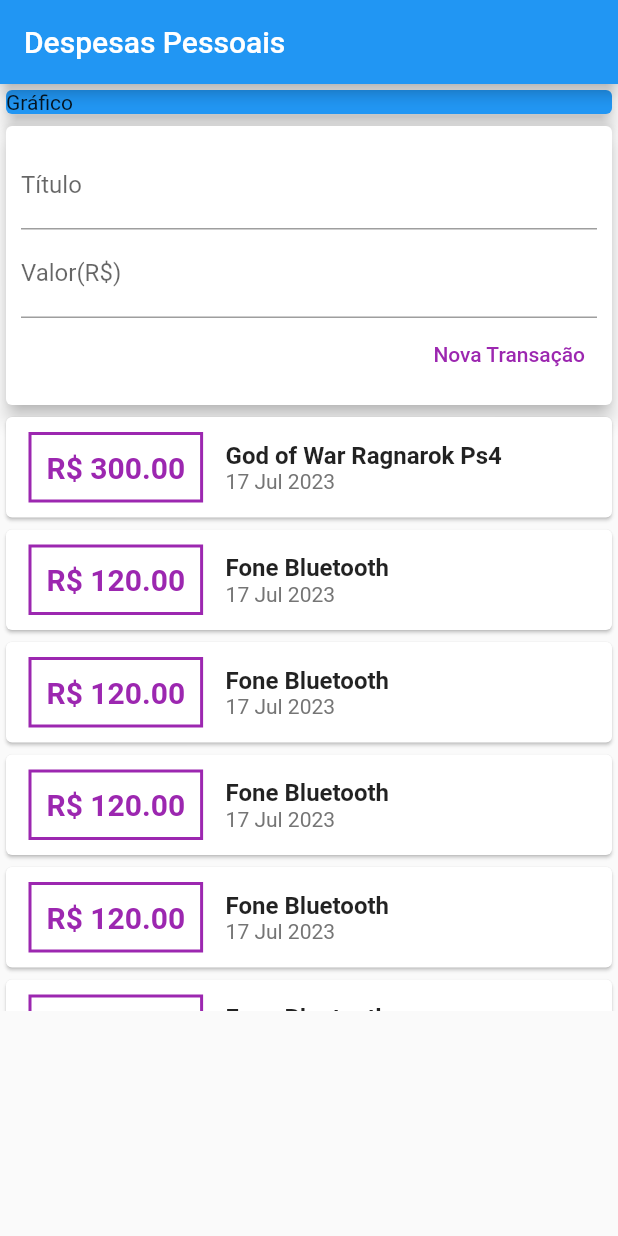
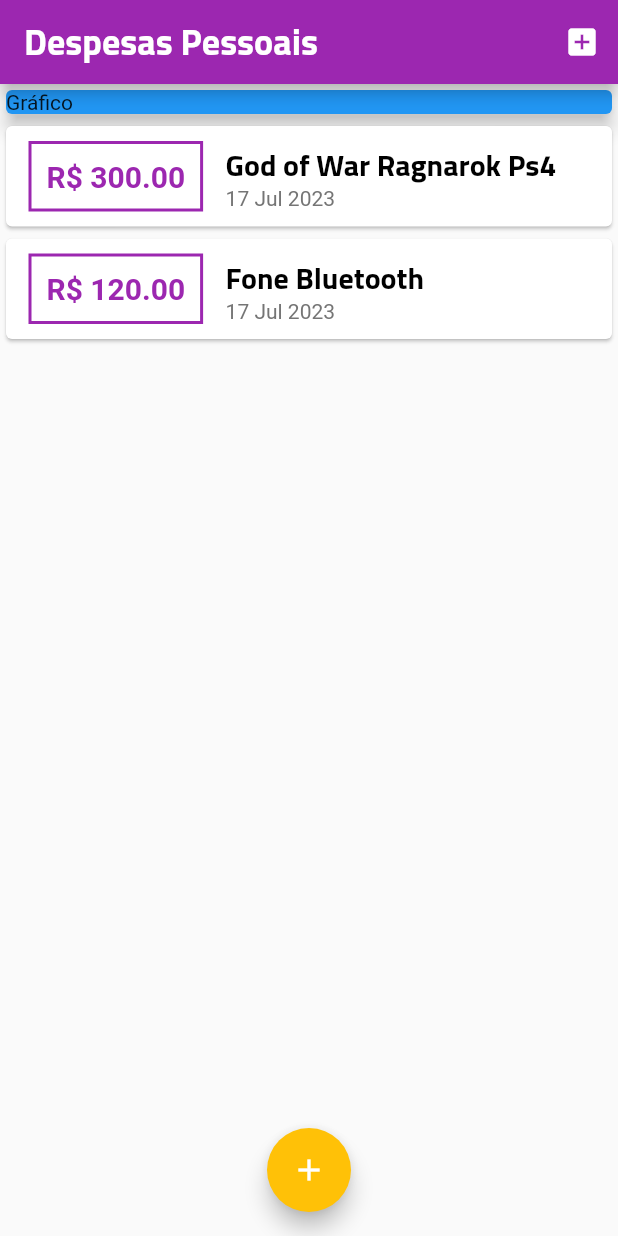
Before and after one commit to nahtanPNG/curso-flutter-udemy, a Flutter app: the screen it shows after launch, on a phone screen of 412 x 824 dp. Run offline on Flutter 3.47's test engine with Material 2 defaults, Android fonts, the phone set to English and light mode, and no system bars.

Commit message:
Estilização

```diff
--- a/Flutter/Construindo App Real - Despesas Pessoais/expenses/lib/components/transaction_form.dart
+++ b/Flutter/Construindo App Real - Despesas Pessoais/expenses/lib/components/transaction_form.dart
@@ -1,13 +1,29 @@
 import 'package:flutter/material.dart';
 
-class TransactionForm extends StatelessWidget {
-
-  final titleController = TextEditingController();
-  final valueController = TextEditingController();
-
+class TransactionForm extends StatefulWidget {
   final void Function(String, double) onSubmit; //Estabelencendo a conexão entre o pai (user) com o filho (form)
 
   TransactionForm(this.onSubmit);
+
+  @override
+  State<TransactionForm> createState() => _TransactionFormState();
+}
+
+class _TransactionFormState extends State<TransactionForm> {
+  final titleController = TextEditingController();
+
+  final valueController = TextEditingController();
+
+  _submitForm() {
+    final title = titleController.text;
+    final value = double.tryParse(valueController.text) ?? 0.0; // ?? -> caso não funcione, define um valor padrão
+
+  if(title.isEmpty || value <= 0){
+    return;
+  }
+
+    widget.onSubmit(title, value);
+  }
 
   @override
   Widget build(BuildContext context) {
@@ -19,12 +35,15 @@ class TransactionForm extends StatelessWidget {
           children: [
             TextField(
               controller: titleController,
+              onSubmitted: (_) => _submitForm(),
               decoration: InputDecoration(
                 labelText: 'Título',
               ),
             ),
             TextField(
               controller: valueController,
+              keyboardType: TextInputType.numberWithOptions(decimal: true), //Alterando para o Teclado numérico
+              onSubmitted: (_) => _submitForm(),
               decoration: InputDecoration(
                 labelText: 'Valor(R\$)',
               ),
@@ -37,11 +56,7 @@ class TransactionForm extends StatelessWidget {
                   style: TextButton.styleFrom(
                     foregroundColor: Colors.purple,
                   ),
-                        onPressed: () {
-                          final title = titleController.text;
-                          final value = double.tryParse(valueController.text) ?? 0.0 ; // ?? -> caso não funcione, define um valor padrão
-                          onSubmit(title, value);
-                        },
+                  onPressed: _submitForm,
                 ),
               ],
             )
--- a/Flutter/Construindo App Real - Despesas Pessoais/expenses/lib/components/transaction_list.dart
+++ b/Flutter/Construindo App Real - Despesas Pessoais/expenses/lib/components/transaction_list.dart
@@ -45,17 +45,15 @@ class TransactionList extends StatelessWidget {
                   children: [
                     Text(
                       tr.title,
-                      style: TextStyle(
-                        fontSize: 16,
-                        fontWeight: FontWeight.bold,
-                      ),
+                      style: Theme.of(context).textTheme.titleLarge,
                     ),
                     Text(
                         DateFormat('d MMM y')
                             .format(tr.date), //Formatando a data com INTL
                         style: TextStyle(
                           color: Colors.grey[600],
-                        ))
+                        )
+                      )
                   ],
                 )
               ],
--- a/Flutter/Construindo App Real - Despesas Pessoais/expenses/lib/components/transaction_user.dart
+++ /dev/null
@@ -1,97 +0,0 @@
-import 'dart:math';
-
-import 'package:flutter/material.dart';
-import 'transaction_form.dart';
-import 'transaction_list.dart';
-import '../models/transaction.dart';
-
-class TransactionUser extends StatefulWidget {
-  const TransactionUser({super.key});
-
-  @override
-  State<TransactionUser> createState() => _TransactionUserState();
-}
-
-class _TransactionUserState extends State<TransactionUser> {
-
-  final _transactions = [
-    Transaction(
-      id: 't1',
-      title: 'God of War Ragnarok Ps4',
-      value: 300,
-      date: DateTime.now(), //Data de agora
-    ),
-    Transaction(
-      id: 't2',
-      title: 'Fone Bluetooth',
-      value: 120,
-      date: DateTime.now(), //Data de agora
-    ),
-    Transaction(
-      id: 't3',
-      title: 'Fone Bluetooth',
-      value: 120,
-      date: DateTime.now(), //Data de agora
-    ),
-    Transaction(
-      id: 't4',
-      title: 'Fone Bluetooth',
-      value: 120,
-      date: DateTime.now(), //Data de agora
-    ),
-    Transaction(
-      id: 't6',
-      title: 'Fone Bluetooth',
-      value: 120,
-      date: DateTime.now(), //Data de agora
-    ),
-    Transaction(
-      id: 't7',
-      title: 'Fone Bluetooth',
-      value: 120,
-      date: DateTime.now(), //Data de agora
-    ),
-    Transaction(
-      id: 't8',
-      title: 'Fone Bluetooth',
-      value: 120,
-      date: DateTime.now(), //Data de agora
-    ),
-    Transaction(
-      id: 't9',
-      title: 'Fone Bluetooth',
-      value: 120,
-      date: DateTime.now(), //Data de agora
-    ),
-    Transaction(
-      id: 't10',
-      title: 'Fone Bluetooth',
-      value: 120,
-      date: DateTime.now(), //Data de agora
-    ),
-  ];
-
-  _addTransaction(String title, double value) {
-    final newTransaction = Transaction(
-      id: Random().nextDouble().toString(),
-      title: title,
-      value: value,
-      date: DateTime.now(),
-    );
-
-    setState(() {
-      _transactions.add(newTransaction);
-    });
-  }
-
-
-  @override
-  Widget build(BuildContext context) {
-    return Column(
-      children: [
-        TransactionForm(_addTransaction),
-        TransactionList(_transactions),
-      ],
-    );
-  }
-}
--- a/Flutter/Construindo App Real - Despesas Pessoais/expenses/lib/main.dart
+++ b/Flutter/Construindo App Real - Despesas Pessoais/expenses/lib/main.dart
@@ -1,26 +1,103 @@
+import 'package:expenses/components/transaction_form.dart';
 import 'package:flutter/material.dart';
-import 'package:expenses/components/transaction_user.dart';
+import 'dart:math';
+import '/components/transaction_list.dart';
+import '/models/transaction.dart';
 
 main() => runApp(ExpensesApp());
 
 class ExpensesApp extends StatelessWidget {
   @override
   Widget build(BuildContext context) {
+    final ThemeData tema = ThemeData();
+
     return MaterialApp(
-      home: MyHomePage()
+      home: MyHomePage(),
+      theme: tema.copyWith(
+        colorScheme: tema.colorScheme.copyWith(
+          primary: Colors.purple,
+          secondary: Colors.amber,
+        ),
+        textTheme: tema.textTheme.copyWith(
+          titleLarge: tema.textTheme.titleLarge!.copyWith(
+            fontFamily: 'TitilliumWeb',
+            fontSize: 20,
+            fontWeight: FontWeight.bold,
+            color: Colors.black,
+          ),
+        ),
+        appBarTheme: const AppBarTheme(
+          titleTextStyle: TextStyle(
+            fontFamily: 'TitilliumWeb',
+            fontSize: 24,
+            fontWeight: FontWeight.bold,
+          ),
+        ),
+      )
     );
   }
 }
 
-class MyHomePage extends StatelessWidget {
+class MyHomePage extends StatefulWidget {
+  @override
+  State<MyHomePage> createState() => _MyHomePageState();
+}
+
+class _MyHomePageState extends State<MyHomePage> {
+
+  final _transactions = [
+    Transaction(
+      id: 't1',
+      title: 'God of War Ragnarok Ps4',
+      value: 300,
+      date: DateTime.now(), //Data de agora
+    ),
+    Transaction(
+      id: 't2',
+      title: 'Fone Bluetooth',
+      value: 120,
+      date: DateTime.now(), //Data de agora
+    ),
+  ];
+
+  _addTransaction(String title, double value) {
+    final newTransaction = Transaction(
+      id: Random().nextDouble().toString(),
+      title: title,
+      value: value,
+      date: DateTime.now(),
+    );
+
+    setState(() {
+      _transactions.add(newTransaction);
+    });
+
+    Navigator.of(context).pop(); //Fechando o modal
+  }
+
+    _openTransactionFormModal(BuildContext context) {
+      showModalBottomSheet(
+        context: context,
+        builder: (_) {
+          return TransactionForm(_addTransaction);
+        });
+    }
 
   @override
   Widget build(BuildContext context) {
     return Scaffold(
       appBar: AppBar(
         title: Text('Despesas Pessoais'),
+        actions: [
+          //Adicionando botão no appbar
+          IconButton(
+            icon: Icon(Icons.add_box),
+            onPressed: () => _openTransactionFormModal(context),
+          ),
+        ],
       ),
-      body:  SingleChildScrollView( //Permite a rolagem na aplicação
+      body: SingleChildScrollView(
+        //Permite a rolagem na aplicação
         child: Column(
           crossAxisAlignment: CrossAxisAlignment.stretch,
           children: [
@@ -31,10 +108,16 @@ class MyHomePage extends StatelessWidget {
                 elevation: 5,
               ),
             ),
-            TransactionUser(),
+            TransactionList(_transactions),
           ],
         ),
       ),
+      floatingActionButton: FloatingActionButton(
+        //Botão de modo floating
+        child: Icon(Icons.add),
+        onPressed: () => _openTransactionFormModal(context),
+      ),
+      floatingActionButtonLocation: FloatingActionButtonLocation.centerFloat,
     );
   }
 }
```
Also changed, not shown: Flutter/Construindo App Real - Despesas Pessoais/expenses/pubspec.yaml (+12 -6 lines), Flutter/Construindo App Real - Despesas Pessoais/expenses/assets/fonts/OpenSans-Bold.ttf (added), Flutter/Construindo App Real - Despesas Pessoais/expenses/assets/fonts/OpenSans-Regular.ttf (added), Flutter/Construindo App Real - Despesas Pessoais/expenses/assets/fonts/TitilliumWeb-Bold.ttf (added), Flutter/Construindo App Real - Despesas Pessoais/expenses/assets/fonts/TitilliumWeb-Regular.ttf (added). Lines whose indentation alone changed are shown as unchanged.
